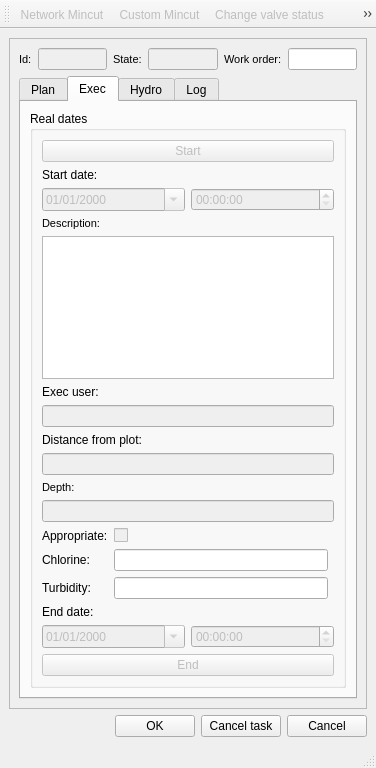
The window that core/ui/toolbars/om/mincut.ui (Giswater/giswater_qgis_plugin) describes before a commit, drawn with Qt 5.
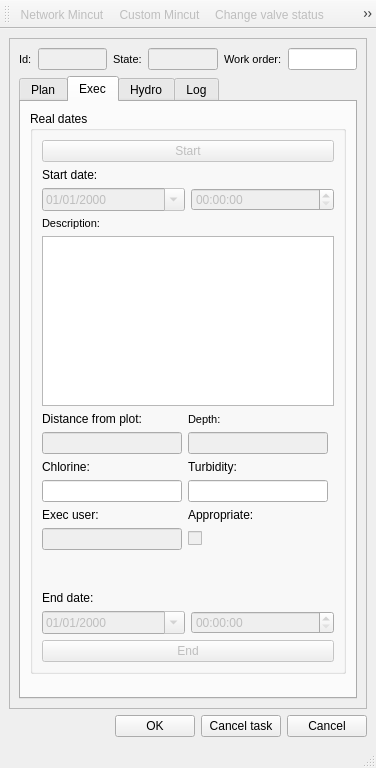
The same window after the commit. The open tabs and pages were chosen to show the change. Icons and pictures are not drawn.

Commit message: Enhance mincut UI

What changed in the file:
```diff
--- a/core/ui/toolbars/om/mincut.ui
+++ b/core/ui/toolbars/om/mincut.ui
@@ -594,30 +594,7 @@
               <layout class="QGridLayout" name="gridLayout_14">
                <item row="0" column="0">
                 <layout class="QGridLayout" name="gridLayout_13">
-                 <item row="13" column="0">
-                  <widget class="QLabel" name="lbl_chlorine">
-                   <property name="text">
-                    <string>Chlorine:</string>
-                   </property>
-                  </widget>
-                 </item>
-                 <item row="20" column="0" colspan="3">
-                  <widget class="QPushButton" name="btn_end">
-                   <property name="enabled">
-                    <bool>false</bool>
-                   </property>
-                   <property name="sizePolicy">
-                    <sizepolicy hsizetype="Preferred" vsizetype="Fixed">
-                     <horstretch>0</horstretch>
-                     <verstretch>0</verstretch>
-                    </sizepolicy>
-                   </property>
-                   <property name="text">
-                    <string>End</string>
-                   </property>
-                  </widget>
-                 </item>
-                 <item row="12" column="1" colspan="2">
+                 <item row="15" column="1">
                   <widget class="QCheckBox" name="appropiate">
                    <property name="enabled">
                     <bool>false</bool>
@@ -655,14 +632,102 @@
                    </property>
                   </widget>
                  </item>
+                 <item row="13" column="0">
+                  <widget class="QLineEdit" name="txt_chlorine"/>
+                 </item>
+                 <item row="9" column="1">
+                  <widget class="QLabel" name="lbl_depth">
+                   <property name="font">
+                    <font>
+                     <pointsize>8</pointsize>
+                     <weight>50</weight>
+                     <bold>false</bold>
+                    </font>
+                   </property>
+                   <property name="frameShape">
+                    <enum>QFrame::NoFrame</enum>
+                   </property>
+                   <property name="frameShadow">
+                    <enum>QFrame::Plain</enum>
+                   </property>
+                   <property name="text">
+                    <string>Depth:</string>
+                   </property>
+                   <property name="textFormat">
+                    <enum>Qt::AutoText</enum>
+                   </property>
+                   <property name="scaledContents">
+                    <bool>false</bool>
+                   </property>
+                   <property name="alignment">
+                    <set>Qt::AlignLeading|Qt::AlignLeft|Qt::AlignVCenter</set>
+                   </property>
+                   <property name="margin">
+                    <number>3</number>
+                   </property>
+                  </widget>
+                 </item>
                  <item row="12" column="0">
-                  <widget class="QLabel" name="lbl_exec_appropriate">
+                  <widget class="QLabel" name="lbl_chlorine">
                    <property name="text">
-                    <string>Appropriate:</string>
+                    <string>Chlorine:</string>
                    </property>
                   </widget>
                  </item>
-                 <item row="18" column="0" colspan="3">
+                 <item row="3" column="0" colspan="3">
+                  <widget class="QLabel" name="lbl_descript_rd">
+                   <property name="font">
+                    <font>
+                     <pointsize>8</pointsize>
+                     <weight>50</weight>
+                     <bold>false</bold>
+                    </font>
+                   </property>
+                   <property name="frameShape">
+                    <enum>QFrame::NoFrame</enum>
+                   </property>
+                   <property name="frameShadow">
+                    <enum>QFrame::Plain</enum>
+                   </property>
+                   <property name="text">
+                    <string>Description:</string>
+                   </property>
+                   <property name="textFormat">
+                    <enum>Qt::AutoText</enum>
+                   </property>
+                   <property name="scaledContents">
+                    <bool>false</bool>
+                   </property>
+                   <property name="margin">
+                    <number>3</number>
+                   </property>
+                  </widget>
+                 </item>
+                 <item row="14" column="0">
+                  <widget class="QLabel" name="lbl_exec_user">
+                   <property name="text">
+                    <string>Exec user:</string>
+                   </property>
+                  </widget>
+                 </item>
+                 <item row="9" column="0">
+                  <widget class="QLabel" name="lbl_dist_from_plot">
+                   <property name="text">
+                    <string>Distance from plot:</string>
+                   </property>
+                  </widget>
+                 </item>
+                 <item row="11" column="0">
+                  <widget class="QLineEdit" name="distance">
+                   <property name="enabled">
+                    <bool>false</bool>
+                   </property>
+                  </widget>
+                 </item>
+                 <item row="13" column="1">
+                  <widget class="QLineEdit" name="txt_turbidity"/>
+                 </item>
+                 <item row="21" column="0" colspan="3">
                   <layout class="QGridLayout" name="gridLayout_2">
                    <item row="2" column="0">
                     <widget class="QDateEdit" name="cbx_date_end">
@@ -693,10 +758,7 @@
                    </item>
                   </layout>
                  </item>
-                 <item row="4" column="0" colspan="3">
-                  <widget class="QTextEdit" name="real_description"/>
-                 </item>
-                 <item row="11" column="0" colspan="3">
+                 <item row="11" column="1">
                   <widget class="QLineEdit" name="depth">
                    <property name="enabled">
                     <bool>false</bool>
@@ -709,42 +771,26 @@
                    </property>
                   </widget>
                  </item>
-                 <item row="7" column="0" colspan="3">
-                  <widget class="QLineEdit" name="txt_exec_user">
+                 <item row="23" column="0" colspan="3">
+                  <widget class="QPushButton" name="btn_end">
                    <property name="enabled">
                     <bool>false</bool>
                    </property>
-                  </widget>
-                 </item>
-                 <item row="6" column="0" colspan="3">
-                  <widget class="QLabel" name="lbl_exec_user">
-                   <property name="text">
-                    <string>Exec user:</string>
+                   <property name="sizePolicy">
+                    <sizepolicy hsizetype="Preferred" vsizetype="Fixed">
+                     <horstretch>0</horstretch>
+                     <verstretch>0</verstretch>
+                    </sizepolicy>
                    </property>
-                  </widget>
-                 </item>
-                 <item row="8" column="0" colspan="3">
-                  <widget class="QLabel" name="lbl_dist_from_plot">
                    <property name="text">
-                    <string>Distance from plot:</string>
+                    <string>End</string>
                    </property>
                   </widget>
                  </item>
-                 <item row="3" column="0" colspan="3">
-                  <widget class="QLabel" name="lbl_descript_rd">
-                   <property name="font">
-                    <font>
-                     <pointsize>8</pointsize>
-                    </font>
-                   </property>
-                   <property name="frameShape">
-                    <enum>QFrame::NoFrame</enum>
-                   </property>
-                   <property name="frameShadow">
-                    <enum>QFrame::Plain</enum>
-                   </property>
+                 <item row="12" column="1">
+                  <widget class="QLabel" name="lbl_turbidity">
                    <property name="text">
-                    <string>Description:</string>
+                    <string>Turbidity:</string>
                    </property>
                    <property name="textFormat">
                     <enum>Qt::AutoText</enum>
@@ -757,10 +803,10 @@
                    </property>
                   </widget>
                  </item>
-                 <item row="9" column="0" colspan="3">
-                  <widget class="QLineEdit" name="distance">
-                   <property name="enabled">
-                    <bool>false</bool>
+                 <item row="14" column="1">
+                  <widget class="QLabel" name="lbl_exec_appropriate">
+                   <property name="text">
+                    <string>Appropriate:</string>
                    </property>
                   </widget>
                  </item>
@@ -807,48 +853,28 @@
                    </item>
                   </layout>
                  </item>
-                 <item row="10" column="0" colspan="3">
-                  <widget class="QLabel" name="lbl_depth">
-                   <property name="font">
-                    <font>
-                     <pointsize>8</pointsize>
-                    </font>
-                   </property>
-                   <property name="frameShape">
-                    <enum>QFrame::NoFrame</enum>
-                   </property>
-                   <property name="frameShadow">
-                    <enum>QFrame::Plain</enum>
-                   </property>
-                   <property name="text">
-                    <string>Depth:</string>
-                   </property>
-                   <property name="textFormat">
-                    <enum>Qt::AutoText</enum>
-                   </property>
-                   <property name="scaledContents">
+                 <item row="4" column="0" rowspan="4" colspan="3">
+                  <widget class="QTextEdit" name="real_description"/>
+                 </item>
+                 <item row="15" column="0">
+                  <widget class="QLineEdit" name="txt_exec_user">
+                   <property name="enabled">
                     <bool>false</bool>
                    </property>
-                   <property name="alignment">
-                    <set>Qt::AlignLeading|Qt::AlignLeft|Qt::AlignVCenter</set>
-                   </property>
-                   <property name="margin">
-                    <number>3</number>
-                   </property>
                   </widget>
                  </item>
-                 <item row="13" column="1">
-                  <widget class="QLineEdit" name="txt_chlorine"/>
-                 </item>
-                 <item row="14" column="1">
-                  <widget class="QLineEdit" name="txt_turbidity"/>
-                 </item>
-                 <item row="14" column="0">
-                  <widget class="QLabel" name="lbl_turbidity">
-                   <property name="text">
-                    <string>Turbidity:</string>
+                 <item row="20" column="0">
+                  <spacer name="verticalSpacer_2">
+                   <property name="orientation">
+                    <enum>Qt::Vertical</enum>
                    </property>
-                  </widget>
+                   <property name="sizeHint" stdset="0">
+                    <size>
+                     <width>20</width>
+                     <height>40</height>
+                    </size>
+                   </property>
+                  </spacer>
                  </item>
                 </layout>
                </item>
```
Left out of the diff: 108 changed lines with no effect on the pictures.
